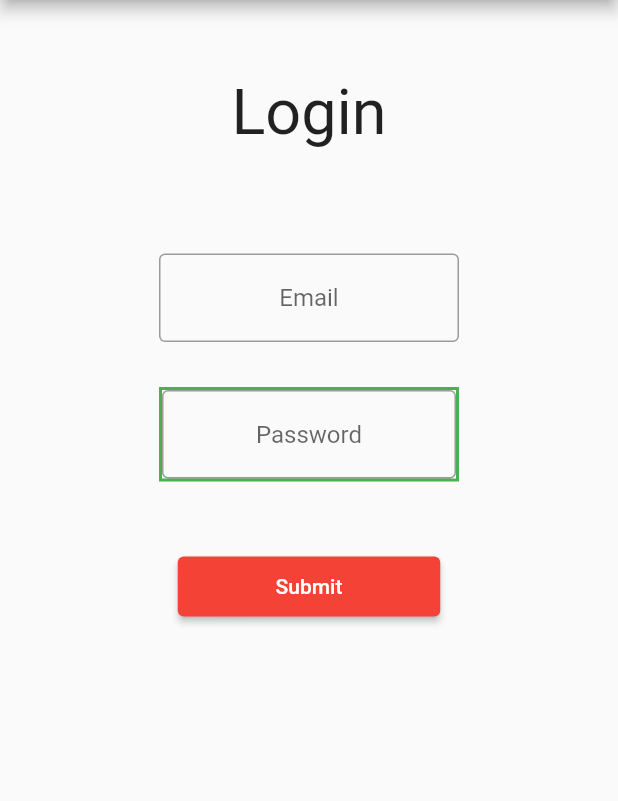
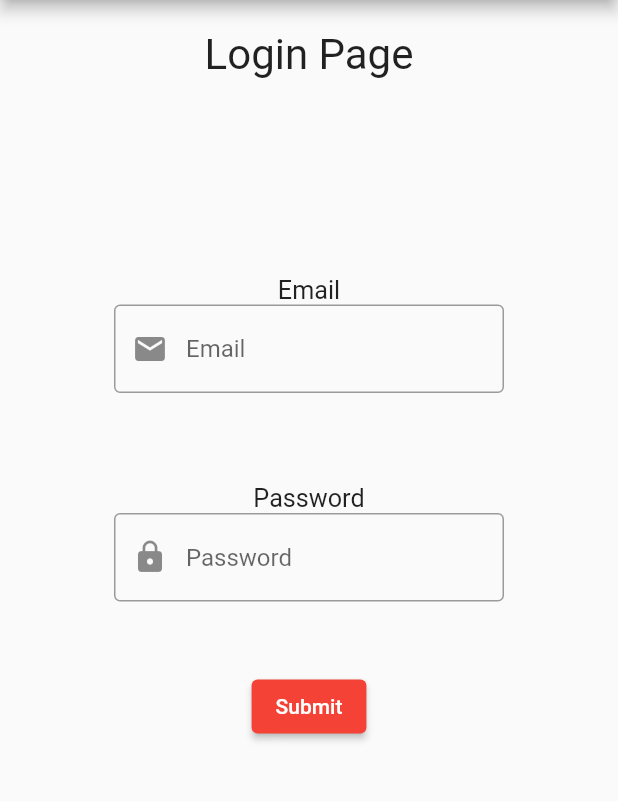
Before and after one commit to thefurnace831/furnace-app, a Flutter app: the screen it shows after launch, after a tap on "Login", on a phone screen of 412 x 824 dp, the part 84-885 px from its top. Run offline on Flutter 3.47's test engine with Material 2 defaults, Android fonts, the phone set to English and light mode, and no system bars; our stand-ins replace parse_server_sdk, parse_server_sdk_flutter; missing offline and left inert: flutter_barcode_scanner.

Commit message:
Login merged from main

```diff
--- a/lib/login.dart
+++ b/lib/login.dart
@@ -4,7 +4,7 @@ import 'package:parse_server_sdk_flutter/parse_server_sdk.dart';
 class LoginPage extends StatefulWidget {
   LoginPage({Key? key}) : super(key: key);
 
-  String username = "";
+  String usermame = "";
   String password = "";
 
   _LoginPageState createState() => _LoginPageState();
@@ -32,69 +32,63 @@ class _LoginPageState extends State<LoginPage> {
                 mainAxisAlignment: MainAxisAlignment.center,
                 children: <Widget>[
                   const Padding(
-                    padding: EdgeInsets.fromLTRB(20, 50, 20, 50),
+                    padding: EdgeInsets.fromLTRB(20, 20, 20, 100),
                     child: Text(
-                      "Login",
-                      textScaleFactor: 3,
+                      "Login Page",
+                      textScaleFactor: 2,
                     ),
                   ),
                   Column(
                     children: [
-                      Container( // EMAIL BOX
-                        width: 200,
-                        margin: const EdgeInsets.all(20.0),
+                      Container(
+                        padding: EdgeInsets.all(20),
+                        width: 300,
+                        margin: const EdgeInsets.all(10.0),
                         child: Column(
                           children: [
-                            // const Text("Email", textScaleFactor: 1.2),
+                            const Text("Email", textScaleFactor: 1.2),
                             TextField(
-                              textAlign: TextAlign.center,
                               controller: _emailController,
                               decoration: const InputDecoration(
                                 border: OutlineInputBorder(),
-                                hintText: 'Email',
+                                hintText: "Email",
+                                prefixIcon: Icon(Icons.email),
                               ),
                             )
                           ],
                         ),
                       ),
-
-
-                      Container( // PASSWORD BOX
-                        decoration: BoxDecoration(
-                          border: Border.all(
-                            width: 2, color: Colors.green),
-                        ),
-                        width: 200,
-                        margin: const EdgeInsets.all(10.0),
+                      Container(
+                        padding: EdgeInsets.all(20),
+                        width: 300,
+                        margin: const EdgeInsets.all(10),
                         child: Column(
                           children: [
-                            // const Text(
-                            //   "Password",
-                            //   textScaleFactor: 1.2,
-                            // ),
+                            const Text(
+                              "Password",
+                              textScaleFactor: 1.2,
+                            ),
                             TextField(
-                              textAlign: TextAlign.center,
                               controller: _passwordController,
                               obscureText: true,
                               decoration: const InputDecoration(
                                 border: OutlineInputBorder(),
-                                hintText: 'Password'
+                                hintText: "Password",
+                                prefixIcon: Icon(Icons.lock),
                               ),
                             ),
+
                           ],
                         ),
-
-
                       ),
-                      const Padding(padding: EdgeInsets.symmetric(vertical: 20.0),
+                      Padding(
+                        padding: const EdgeInsets.symmetric(vertical: 16.0),
+                        child: ElevatedButton(
+                            onPressed: () {
+                              login();
+                            },
+                            child: const Text('Submit')),
                       ),
-                      SizedBox(
-                        width: 175.0,
-                        height: 40.0,
-                        child: ElevatedButton(
-                            onPressed: () { login(); },
-                            child: const Text('Submit')),
-                          ),
                     ],
                   ),
                 ],
```
